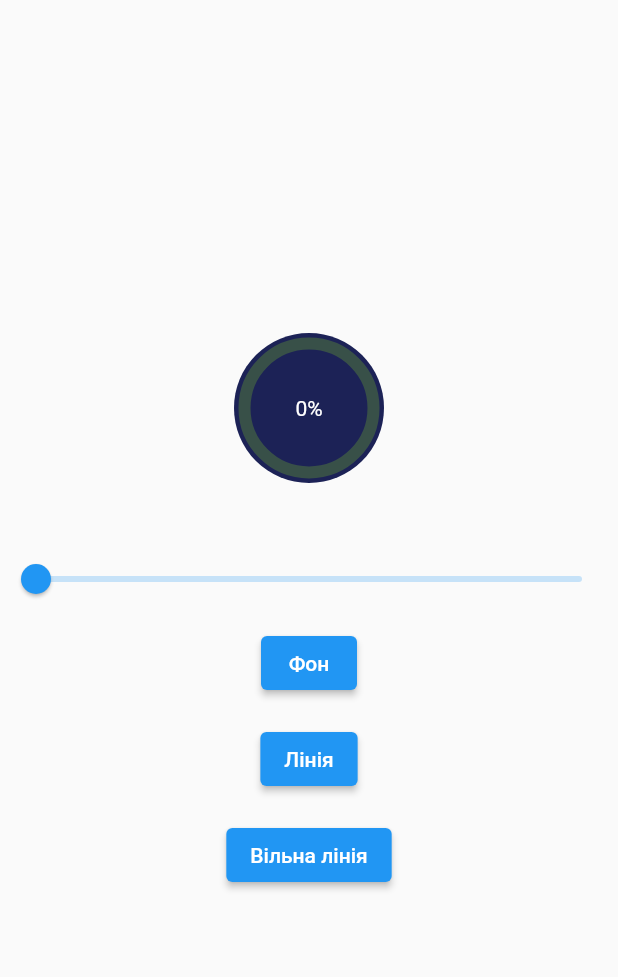
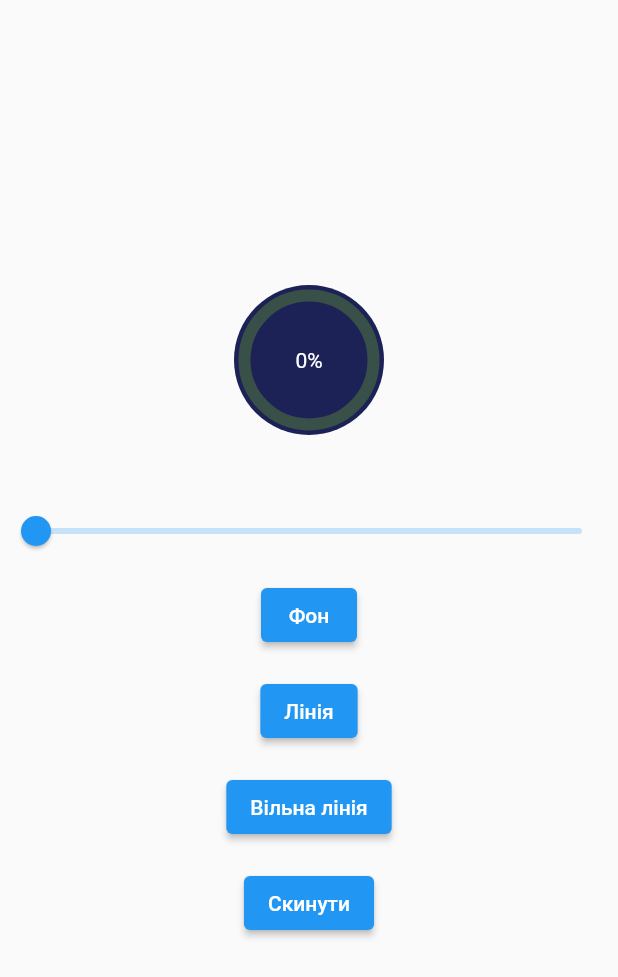
Before and after one commit to 40rty5ive/bloc_RadialPersentWidget, a Flutter app: the screen it shows after launch, after a tap on "Фон", on a phone screen of 412 x 824 dp. Shown: the top 977 px of the screen. Run offline on Flutter 3.47's test engine with Material 2 defaults, Android fonts, the phone set to English and light mode, and no system bars; our stand-ins replace flutter_bloc.

Commit message:
ability to change color

```diff
--- /dev/null
+++ b/lib/bloc/colors_radial_persent_widget_bloc.dart
@@ -0,0 +1,56 @@
+// ignore_for_file: invalid_use_of_visible_for_testing_member
+
+import 'package:flutter_bloc/flutter_bloc.dart';
+import 'package:flutter/material.dart';
+import 'dart:math';
+
+enum ButtonPressEvent {
+  fill,
+  line,
+  freeLine,
+  reset,
+}
+
+class ColorsRadialPersentWidgetBloc extends Bloc<ButtonPressEvent, Color> {
+  ColorsRadialPersentWidgetBloc(Color initialState) : super(initialState);
+
+  @override
+  Color state = Colors.black;
+
+  Color _fillColor = const Color.fromRGBO(28, 34, 86, 1.0);
+  Color _lineColor = const Color.fromRGBO(161, 233, 97, 1.0);
+  Color _freeColor = const Color.fromRGBO(56, 80, 72, 1.0);
+
+  Color get getFillColor => _fillColor;
+  Color get getLineColor => _lineColor;
+  Color get getFreeColor => _freeColor;
+
+  void buttonPresed(ButtonPressEvent event) {
+    if (event == ButtonPressEvent.fill) {
+      emit(
+        _fillColor = Color.fromRGBO(Random().nextInt(257),
+            Random().nextInt(257), Random().nextInt(257), 1.0),
+      );
+    } else if (event == ButtonPressEvent.line) {
+      emit(
+        _lineColor = Color.fromRGBO(Random().nextInt(257),
+            Random().nextInt(257), Random().nextInt(257), 1.0),
+      );
+    } else if (event == ButtonPressEvent.freeLine) {
+      emit(
+        _freeColor = Color.fromRGBO(Random().nextInt(257),
+            Random().nextInt(257), Random().nextInt(257), 1.0),
+      );
+    } else if (event == ButtonPressEvent.reset) {
+      emit(
+        _fillColor = const Color.fromRGBO(28, 34, 86, 1.0),
+      );
+      emit(
+        _lineColor = const Color.fromRGBO(161, 233, 97, 1.0),
+      );
+      emit(
+        _freeColor = const Color.fromRGBO(56, 80, 72, 1.0),
+      );
+    }
+  }
+}
--- a/lib/bloc/radial_persent_widget_bloc.dart
+++ b/lib/bloc/radial_persent_widget_bloc.dart
@@ -11,11 +11,11 @@ class ChangeSlider extends MyEvent {
 }
 
 class RadialPersentWidgetBloc extends Bloc<MyEvent, double> {
-  @override
-  double state = 0;
+  double persent = 0;
+
   RadialPersentWidgetBloc(double initialState) : super(initialState);
 
   void changeSlider(ChangeSlider event) {
-    emit(state = event.percent);
+    emit(persent = event.percent);
   }
 }
--- a/lib/main.dart
+++ b/lib/main.dart
@@ -1,5 +1,6 @@
 import 'package:flutter/material.dart';
 import 'package:flutter_bloc/flutter_bloc.dart';
+import 'bloc/colors_radial_persent_widget_bloc.dart';
 import 'bloc/radial_persent_widget_bloc.dart';
 import 'widgets/home_page.dart';
 
@@ -11,8 +12,15 @@ class MyApp extends StatelessWidget {
   const MyApp({Key? key}) : super(key: key);
   @override
   Widget build(BuildContext context) {
-    return BlocProvider(
-      create: (context) => RadialPersentWidgetBloc(0),
+    return MultiBlocProvider(
+      providers: [
+        BlocProvider<RadialPersentWidgetBloc>(
+          create: (context) => RadialPersentWidgetBloc(0),
+        ),
+        BlocProvider<ColorsRadialPersentWidgetBloc>(
+          create: (context) => ColorsRadialPersentWidgetBloc(Colors.white),
+        ),
+      ],
       child: MaterialApp(
         debugShowCheckedModeBanner: false,
         title: 'Flutter Demo',
--- a/lib/widgets/home_page.dart
+++ b/lib/widgets/home_page.dart
@@ -2,6 +2,7 @@ import 'package:custom_paint/widgets/radial_persent_widget.dart';
 import 'package:flutter/material.dart';
 import 'package:flutter_bloc/flutter_bloc.dart';
 
+import '../bloc/colors_radial_persent_widget_bloc.dart';
 import '../bloc/radial_persent_widget_bloc.dart';
 
 class HomePage extends StatefulWidget {
@@ -15,6 +16,7 @@ class _HomePageState extends State<HomePage> {
   @override
   Widget build(BuildContext context) {
     final sliderBloc = BlocProvider.of<RadialPersentWidgetBloc>(context);
+    final colorsBloc = BlocProvider.of<ColorsRadialPersentWidgetBloc>(context);
     return BlocBuilder<RadialPersentWidgetBloc, double>(
         builder: (BuildContext context, state) {
       return Center(
@@ -27,9 +29,9 @@ class _HomePageState extends State<HomePage> {
               height: 100,
               child: RadialPersentWidget(
                 percent: state,
-                fillColor: const Color.fromRGBO(28, 34, 86, 1.0),
-                lineColor: const Color.fromRGBO(161, 233, 97, 1.0),
-                freeColor: const Color.fromRGBO(56, 80, 72, 1.0),
+                fillColor: colorsBloc.getFillColor,
+                lineColor: colorsBloc.getLineColor,
+                freeColor: colorsBloc.getFreeColor,
                 lineWidth: 8,
                 child: Text(
                   '${(state * 100).toStringAsFixed(0)}%',
@@ -50,22 +52,29 @@ class _HomePageState extends State<HomePage> {
             Padding(
               padding: const EdgeInsets.all(8.0),
               child: ElevatedButton(
-                onPressed: () {},
+                onPressed: () => colorsBloc.buttonPresed(ButtonPressEvent.fill),
                 child: const Text('Фон'),
               ),
             ),
             Padding(
               padding: const EdgeInsets.all(8.0),
               child: ElevatedButton(
-                onPressed: () {},
+                onPressed: () => colorsBloc.buttonPresed(ButtonPressEvent.line),
                 child: const Text('Лінія'),
               ),
             ),
             Padding(
               padding: const EdgeInsets.all(8.0),
               child: ElevatedButton(
-                onPressed: () {},
+                onPressed: () => colorsBloc.buttonPresed(ButtonPressEvent.freeLine),
                 child: const Text('Вільна лінія'),
+              ),
+            ),
+            Padding(
+              padding: const EdgeInsets.all(8.0),
+              child: ElevatedButton(
+                onPressed: () => colorsBloc.buttonPresed(ButtonPressEvent.reset),
+                child: const Text('Скинути'),
               ),
             ),
           ],
```
